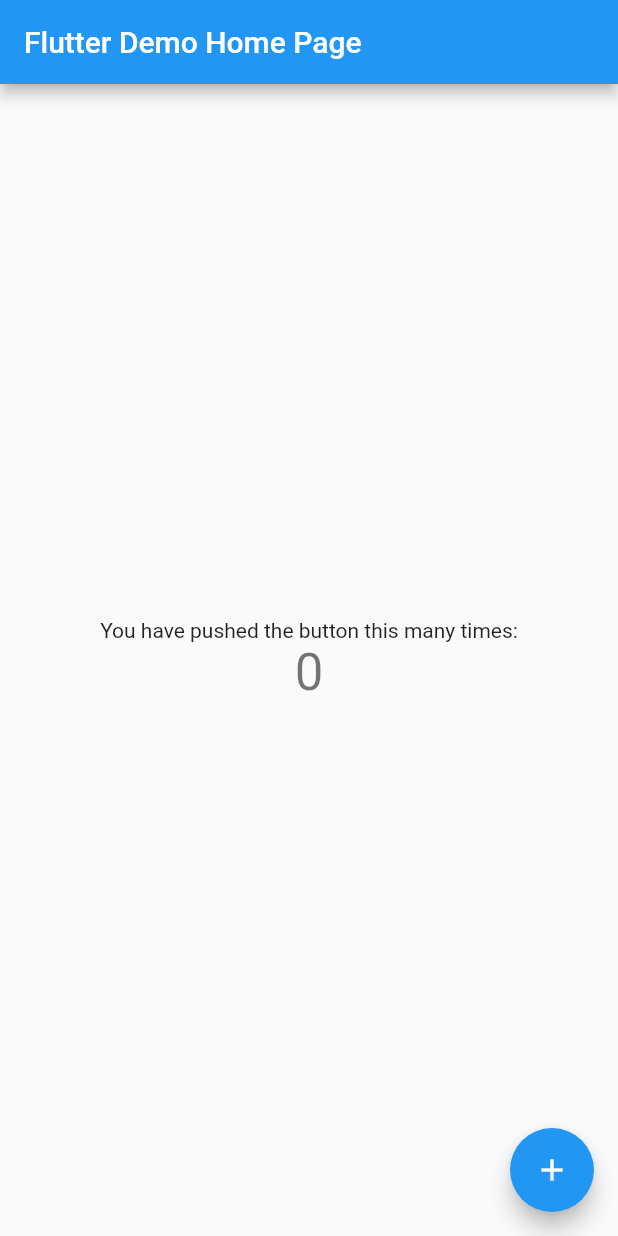
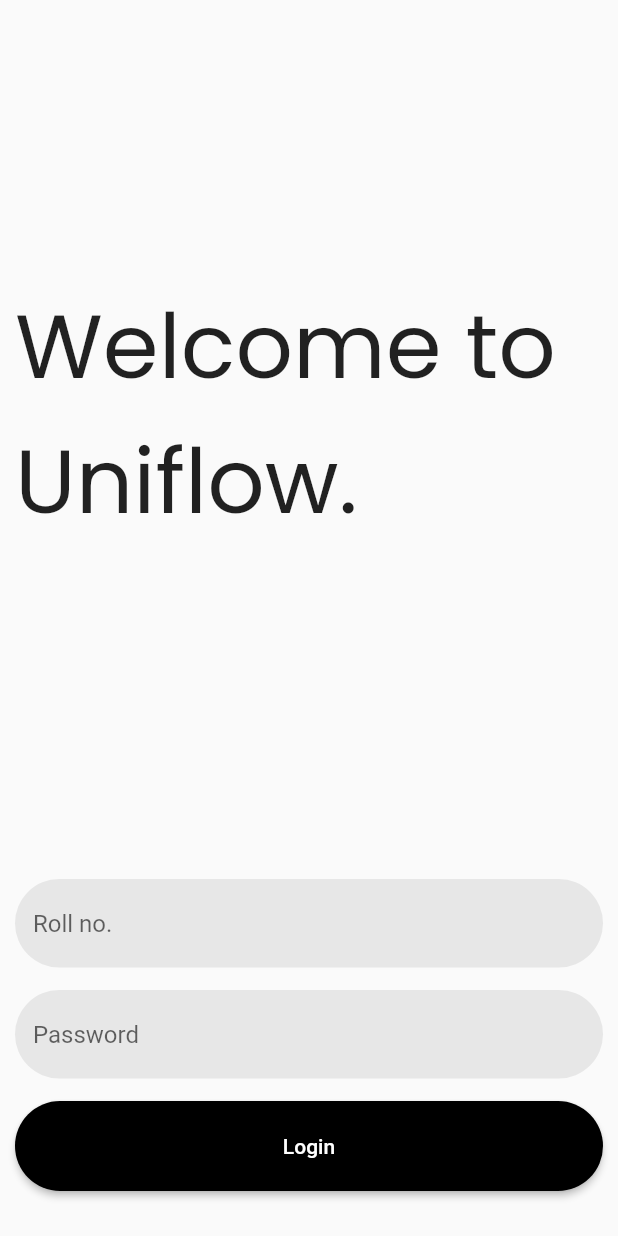
Before and after one commit to ayushkalariel/uniflow-2, a Flutter app: the screen it shows after launch, on a phone screen of 412 x 824 dp. Run offline on Flutter 3.47's test engine with Material 2 defaults, Android fonts, the phone set to English and light mode, and no system bars; our stand-ins replace google_fonts, hexcolor.

Commit message:
Added broilerplate login screen

```diff
--- a/uniflow/lib/main.dart
+++ b/uniflow/lib/main.dart
@@ -1,4 +1,7 @@
 import 'package:flutter/material.dart';
+import 'package:hexcolor/hexcolor.dart';
+import 'package:google_fonts/google_fonts.dart';
+import 'package:uniflow/dash.dart';
 
 void main() {
   runApp(const MyApp());
@@ -13,15 +16,6 @@
     return MaterialApp(
       title: 'Flutter Demo',
       theme: ThemeData(
-        // This is the theme of your application.
-        //
-        // Try running your application with "flutter run". You'll see the
-        // application has a blue toolbar. Then, without quitting the app, try
-        // changing the primarySwatch below to Colors.green and then invoke
-        // "hot reload" (press "r" in the console where you ran "flutter run",
-        // or simply save your changes to "hot reload" in a Flutter IDE).
-        // Notice that the counter didn't reset back to zero; the application
-        // is not restarted.
         primarySwatch: Colors.blue,
       ),
       home: const MyHomePage(title: 'Flutter Demo Home Page'),
@@ -32,15 +26,6 @@
 class MyHomePage extends StatefulWidget {
   const MyHomePage({Key? key, required this.title}) : super(key: key);
 
-  // This widget is the home page of your application. It is stateful, meaning
-  // that it has a State object (defined below) that contains fields that affect
-  // how it looks.
-
-  // This class is the configuration for the state. It holds the values (in this
-  // case the title) provided by the parent (in this case the App widget) and
-  // used by the build method of the State. Fields in a Widget subclass are
-  // always marked "final".
-
   final String title;
 
   @override
@@ -48,68 +33,98 @@
 }
 
 class _MyHomePageState extends State<MyHomePage> {
-  int _counter = 0;
-
-  void _incrementCounter() {
-    setState(() {
-      // This call to setState tells the Flutter framework that something has
-      // changed in this State, which causes it to rerun the build method below
-      // so that the display can reflect the updated values. If we changed
-      // _counter without calling setState(), then the build method would not be
-      // called again, and so nothing would appear to happen.
-      _counter++;
-    });
-  }
-
   @override
   Widget build(BuildContext context) {
-    // This method is rerun every time setState is called, for instance as done
-    // by the _incrementCounter method above.
-    //
-    // The Flutter framework has been optimized to make rerunning build methods
-    // fast, so that you can just rebuild anything that needs updating rather
-    // than having to individually change instances of widgets.
     return Scaffold(
-      appBar: AppBar(
-        // Here we take the value from the MyHomePage object that was created by
-        // the App.build method, and use it to set our appbar title.
-        title: Text(widget.title),
-      ),
-      body: Center(
-        // Center is a layout widget. It takes a single child and positions it
-        // in the middle of the parent.
-        child: Column(
-          // Column is also a layout widget. It takes a list of children and
-          // arranges them vertically. By default, it sizes itself to fit its
-          // children horizontally, and tries to be as tall as its parent.
-          //
-          // Invoke "debug painting" (press "p" in the console, choose the
-          // "Toggle Debug Paint" action from the Flutter Inspector in Android
-          // Studio, or the "Toggle Debug Paint" command in Visual Studio Code)
-          // to see the wireframe for each widget.
-          //
-          // Column has various properties to control how it sizes itself and
-          // how it positions its children. Here we use mainAxisAlignment to
-          // center the children vertically; the main axis here is the vertical
-          // axis because Columns are vertical (the cross axis would be
-          // horizontal).
-          mainAxisAlignment: MainAxisAlignment.center,
-          children: <Widget>[
-            const Text(
-              'You have pushed the button this many times:',
+      body: SafeArea(
+        child: Container(
+          padding: EdgeInsets.all(10),
+          width: MediaQuery.of(context).size.width,
+          height: MediaQuery.of(context).size.height,
+          child: Form(
+            child: SingleChildScrollView(
+              reverse: true,
+              physics: BouncingScrollPhysics(),
+              child: Column(
+                mainAxisAlignment: MainAxisAlignment.center,
+                children: [
+                  Container(
+                    padding: EdgeInsets.only(bottom: 150.0),
+                    child: Text(
+                      "Welcome to Uniflow.",
+                      style: GoogleFonts.poppins(
+                          textStyle: TextStyle(
+                            fontSize: 60,
+                          )),
+                    ),
+                  ),
+                  Container(
+                    padding: EdgeInsets.only(top: 70.0),
+                    child: TextFormField(
+                      keyboardType: TextInputType.number,
+                      decoration: InputDecoration(
+                          fillColor: HexColor("#E7E7E7"),
+                          filled: true,
+                          hintText: "Roll no.",
+                          border: OutlineInputBorder(
+                              borderRadius: BorderRadius.circular(30),
+                              borderSide: BorderSide(
+                                  width: 0.0, style: BorderStyle.none)),
+                          focusedBorder: OutlineInputBorder(
+                              borderSide:
+                              BorderSide(width: 2, color: Colors.black),
+                              borderRadius: BorderRadius.circular(30))),
+                    ),
+                  ),
+                  Container(
+                    padding: EdgeInsets.only(top: 15.0),
+                    child: TextField(
+                      keyboardType: TextInputType.number,
+                      decoration: InputDecoration(
+                          fillColor: HexColor("#E7E7E7"),
+                          filled: true,
+                          hintText: "Password",
+                          border: OutlineInputBorder(
+                              borderRadius: BorderRadius.circular(30),
+                              borderSide: BorderSide(
+                                  width: 0.0, style: BorderStyle.none)),
+                          focusedBorder: OutlineInputBorder(
+                              borderSide:
+                              BorderSide(width: 2, color: Colors.black),
+                              borderRadius: BorderRadius.circular(30))),
+                    ),
+                  ),
+                  Container(
+                    padding: EdgeInsets.only(top: 15.0, bottom: 20.0),
+                    child: SizedBox(
+                      width: 450,
+                      height: 60,
+                      child: RaisedButton(
+                        onPressed: () {
+                          Navigator.push(
+                              context,
+                              MaterialPageRoute(
+                                  builder: (context) => const dashboard()));
+                          print("presssed");
+                        },
+                        color: Colors.black,
+                        splashColor: Colors.white,
+                        shape: RoundedRectangleBorder(
+                            borderRadius:
+                            BorderRadius.all(Radius.circular(30))),
+                        child: Text(
+                          "Login",
+                          style: TextStyle(color: Colors.white),
+                        ),
+                      ),
+                    ),
+                  )
+                ],
+              ),
             ),
-            Text(
-              '$_counter',
-              style: Theme.of(context).textTheme.headline4,
-            ),
-          ],
+          ),
         ),
       ),
-      floatingActionButton: FloatingActionButton(
-        onPressed: _incrementCounter,
-        tooltip: 'Increment',
-        child: const Icon(Icons.add),
-      ), // This trailing comma makes auto-formatting nicer for build methods.
     );
   }
 }
--- a/uniflow/pubspec.yaml
+++ b/uniflow/pubspec.yaml
@@ -34,6 +34,8 @@
   # The following adds the Cupertino Icons font to your application.
   # Use with the CupertinoIcons class for iOS style icons.
   cupertino_icons: ^1.0.2
+  hexcolor: ^2.0.6
+  google_fonts: ^2.3.1
 
 dev_dependencies:
   flutter_test:
```
Also changed, not shown: uniflow/lib/attendance.dart (added, +210 -0 lines), uniflow/lib/dash.dart (added, +233 -0 lines), uniflow/lib/events.dart (added, +39 -0 lines), uniflow/pubspec.lock.
